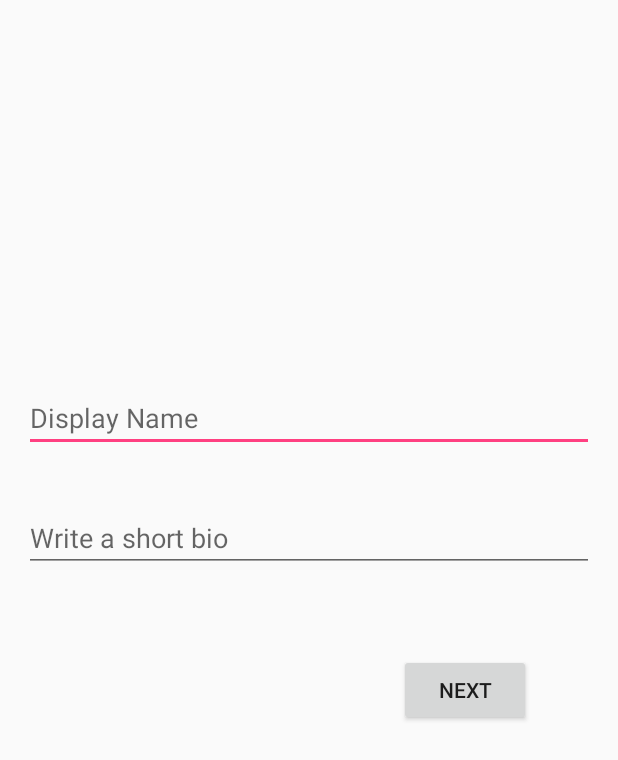
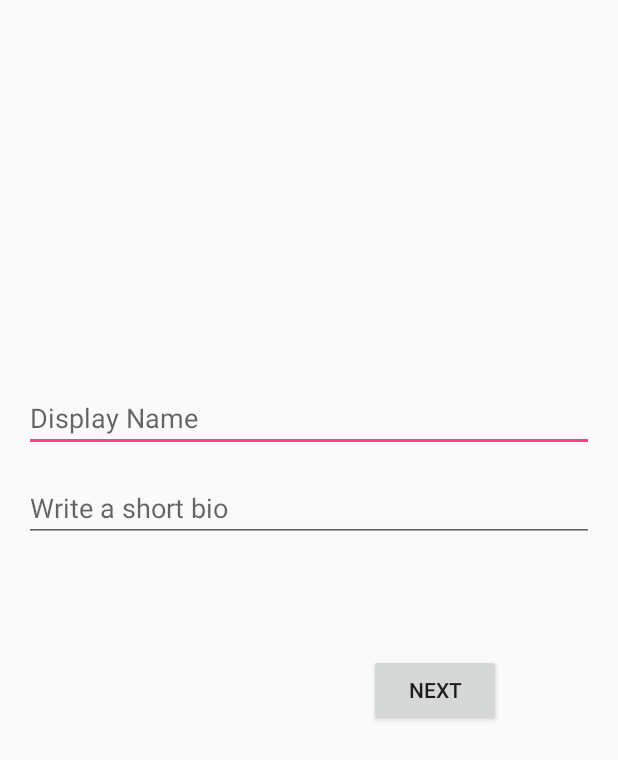
Before and after one commit to jaekim708/Meetup, an Android app: the ProfileActivity screen opened directly, with no data from a screen before it, on a phone screen of 412 x 824 dp. Shown: the top 760 px of the screen. Run offline under Robolectric (Android 15) with nearby library versions, the phone set to English and light mode, and no system bars; libraries missing offline, so code that uses them is left out: com.facebook, com.parse; 1 statement that could not run was skipped.

Commit message:
Profile activity layout

```diff
--- a/app/src/main/java/com/example/tartanhacks/meetup/ProfileActivity.java
+++ b/app/src/main/java/com/example/tartanhacks/meetup/ProfileActivity.java
@@ -65,7 +65,7 @@ public class ProfileActivity extends Activity {
     private void getUserDetailsFromFB() {
 
         Bundle parameters = new Bundle();
-        parameters.putString("fields", "email,name,first_name,picture.type(large)");
+        parameters.putString("fields", "email,name,first_name,picture.height(350).width(350)");
         new GraphRequest(AccessToken.getCurrentAccessToken(), "/me", parameters, HttpMethod.GET,
                 new GraphRequest.Callback() {
                     public void onCompleted(GraphResponse response) {
--- a/app/src/main/res/layout/activity_profile.xml
+++ b/app/src/main/res/layout/activity_profile.xml
@@ -14,7 +14,7 @@
         android:layout_width="wrap_content"
         android:layout_height="wrap_content"
         android:layout_centerHorizontal="true"
-        android:layout_marginTop="80dp"
+        android:layout_marginTop="50dp"
         />
 
     <EditText
@@ -29,7 +29,7 @@
         android:id="@+id/bio"
         android:layout_width="fill_parent"
         android:layout_height="wrap_content"
-        android:layout_marginTop="320dp"
+        android:layout_marginTop="300dp"
         android:hint="@string/bio_hint"
         android:inputType="textMultiLine" />
 
@@ -37,7 +37,7 @@
         android:layout_width="wrap_content"
         android:layout_height="wrap_content"
         android:layout_marginTop="420dp"
-        android:layout_marginLeft="250dp"
+        android:layout_marginLeft="230dp"
         android:text="Next"
         android:onClick="goHome" />
 
```
